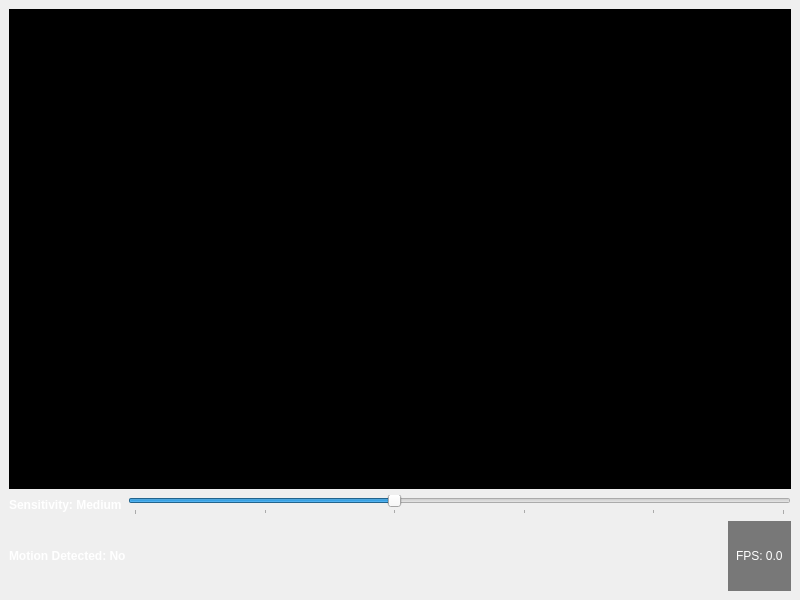
The window that mainwindow.ui (ProgerPoRaschety/Glazochek) describes before a commit, drawn with Qt 5.
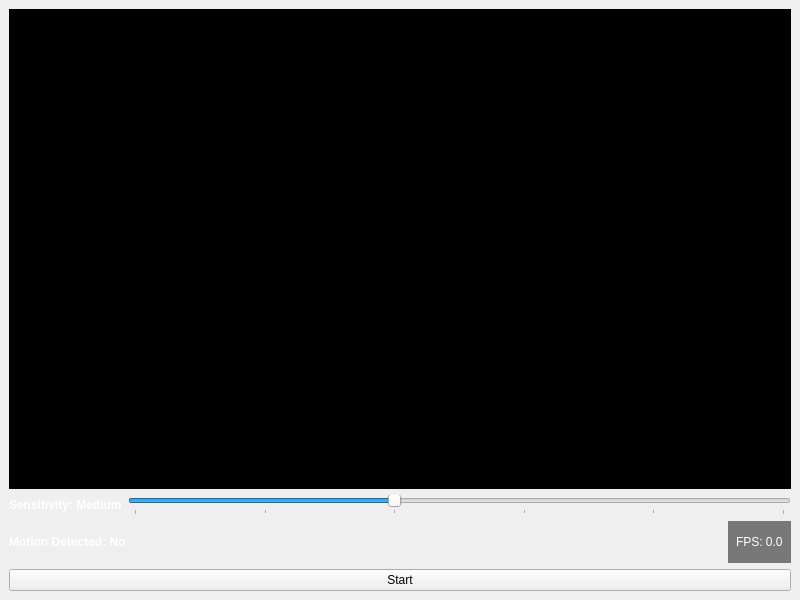
The same window after the commit.

Commit message: Добавление кнопки Старт-Стоп

The edit to the form file:
```diff
--- a/mainwindow.ui
+++ b/mainwindow.ui
@@ -104,6 +104,13 @@
       </item>
      </layout>
     </item>
+    <item>
+     <widget class="QPushButton" name="startButton">
+      <property name="text">
+       <string>Start</string>
+      </property>
+     </widget>
+    </item>
    </layout>
   </widget>
  </widget>
```
The commit also changes 3 other files.
